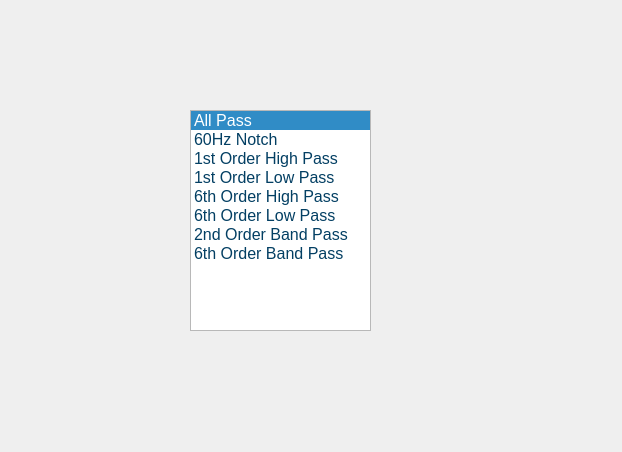
Qt form gui/qtdesigner/FilterWidget.ui (wyattduber/CyDAQ) before a commit.
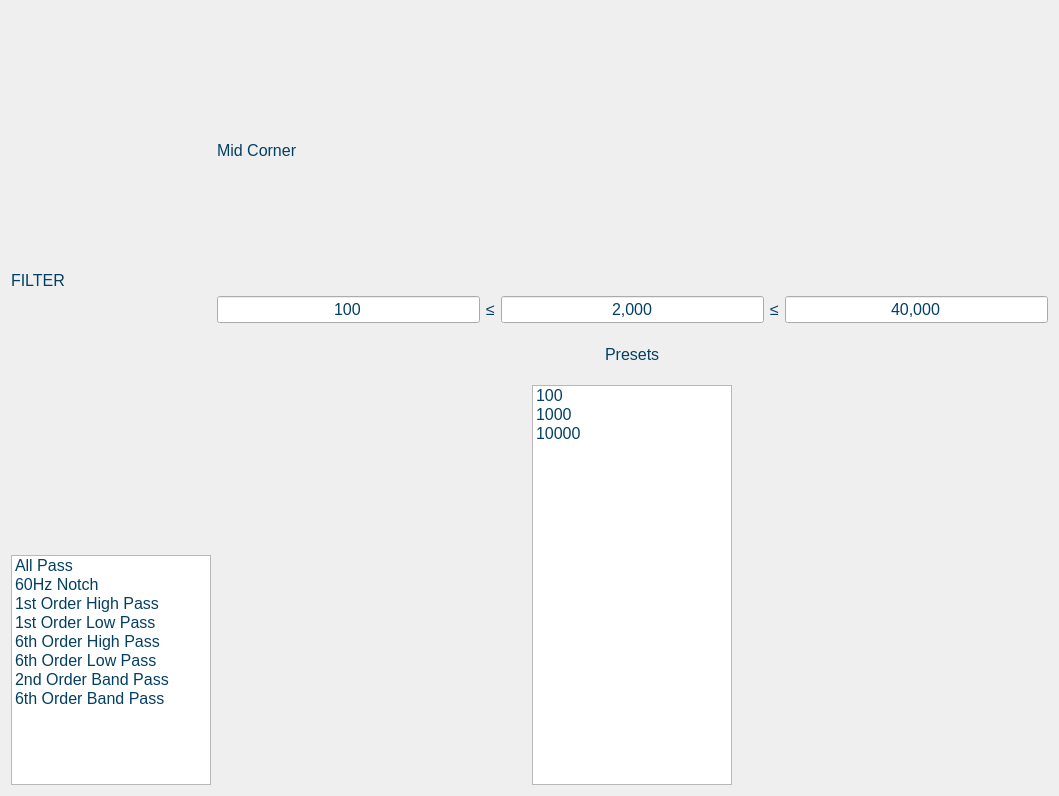
The same form after that commit.

Commit message: tried to get layouts to work better, made some progres

What changed in the file:
```diff
--- a/gui/qtdesigner/FilterWidget.ui
+++ b/gui/qtdesigner/FilterWidget.ui
@@ -6,8 +6,8 @@
    <rect>
     <x>0</x>
     <y>0</y>
-    <width>622</width>
-    <height>452</height>
+    <width>1059</width>
+    <height>796</height>
    </rect>
   </property>
   <property name="windowTitle">
@@ -21,17 +21,23 @@
 }
 </string>
   </property>
+  <layout class="QHBoxLayout" name="horizontalLayout_2">
+   <item>
+    <layout class="QVBoxLayout" name="verticalLayout_2">
+     <item>
+      <widget class="QLabel" name="label">
+       <property name="text">
+        <string>FILTER</string>
+       </property>
+      </widget>
+     </item>
+     <item>
   <widget class="QListWidget" name="filter_list">
-   <property name="geometry">
-    <rect>
-     <x>190</x>
-     <y>110</y>
-     <width>181</width>
-     <height>221</height>
-    </rect>
-   </property>
-   <property name="currentRow">
-    <number>0</number>
+       <property name="maximumSize">
+        <size>
+         <width>200</width>
+         <height>230</height>
+        </size>
    </property>
    <item>
     <property name="text">
@@ -74,6 +80,131 @@
     </property>
    </item>
   </widget>
+     </item>
+    </layout>
+   </item>
+   <item>
+    <layout class="QVBoxLayout" name="verticalLayout">
+     <item>
+      <widget class="QLabel" name="label_3">
+       <property name="text">
+        <string>Mid Corner</string>
+       </property>
+      </widget>
+     </item>
+     <item>
+      <layout class="QHBoxLayout" name="horizontalLayout">
+       <item>
+        <widget class="QLineEdit" name="minCornerBox">
+         <property name="text">
+          <string>100</string>
+         </property>
+         <property name="alignment">
+          <set>Qt::AlignCenter</set>
+         </property>
+         <property name="readOnly">
+          <bool>true</bool>
+         </property>
+        </widget>
+       </item>
+       <item>
+        <widget class="QLabel" name="lessThan1">
+         <property name="text">
+          <string>≤</string>
+         </property>
+        </widget>
+       </item>
+       <item>
+        <widget class="QLineEdit" name="corner_input">
+         <property name="text">
+          <string>2,000</string>
+         </property>
+         <property name="alignment">
+          <set>Qt::AlignCenter</set>
+         </property>
+        </widget>
+       </item>
+       <item>
+        <widget class="QLabel" name="lessThan2">
+         <property name="text">
+          <string>≤</string>
+         </property>
+        </widget>
+       </item>
+       <item>
+        <widget class="QLineEdit" name="maxCornerBox">
+         <property name="text">
+          <string>40,000</string>
+         </property>
+         <property name="alignment">
+          <set>Qt::AlignCenter</set>
+         </property>
+         <property name="readOnly">
+          <bool>true</bool>
+         </property>
+        </widget>
+       </item>
+      </layout>
+     </item>
+     <item alignment="Qt::AlignHCenter">
+      <widget class="QLabel" name="label_2">
+       <property name="maximumSize">
+        <size>
+         <width>100</width>
+         <height>50</height>
+        </size>
+       </property>
+       <property name="text">
+        <string>Presets</string>
+       </property>
+      </widget>
+     </item>
+     <item alignment="Qt::AlignHCenter">
+      <widget class="QListWidget" name="corner_presets">
+       <property name="maximumSize">
+        <size>
+         <width>200</width>
+         <height>400</height>
+        </size>
+       </property>
+       <item>
+        <property name="text">
+         <string>100</string>
+        </property>
+        <property name="font">
+         <font>
+          <weight>50</weight>
+          <bold>false</bold>
+         </font>
+        </property>
+       </item>
+       <item>
+        <property name="text">
+         <string>1000</string>
+        </property>
+        <property name="font">
+         <font>
+          <weight>50</weight>
+          <bold>false</bold>
+         </font>
+        </property>
+       </item>
+       <item>
+        <property name="text">
+         <string>10000</string>
+        </property>
+        <property name="font">
+         <font>
+          <weight>50</weight>
+          <bold>false</bold>
+         </font>
+        </property>
+       </item>
+      </widget>
+     </item>
+    </layout>
+   </item>
+  </layout>
  </widget>
  <resources/>
  <connections/>
```
Lines whose indentation alone changed are shown as unchanged. The commit also changes 12 other files.
